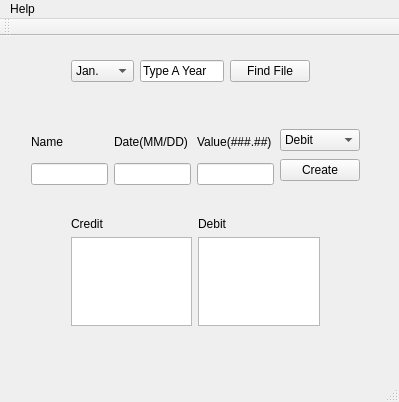
First picture: the form in mainwindow.ui, repository JesseGallardo/Cash_Money_Qt, before the edit.
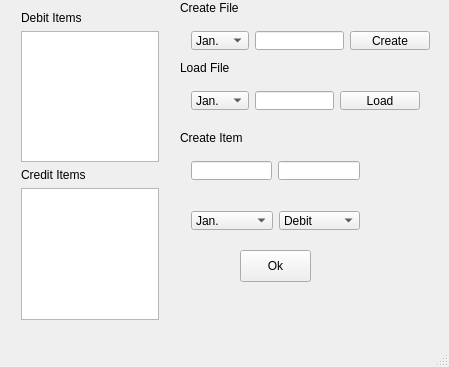
Second picture: the form after the edit.

Commit message: Created what hopefully be the final UI change.

```diff
--- a/mainwindow.ui
+++ b/mainwindow.ui
@@ -6,8 +6,8 @@
    <rect>
     <x>0</x>
     <y>0</y>
-    <width>399</width>
-    <height>402</height>
+    <width>449</width>
+    <height>367</height>
    </rect>
   </property>
   <property name="cursor">
@@ -17,236 +17,380 @@
    <string>MainWindow</string>
   </property>
   <widget class="QWidget" name="MainWidget">
+   <widget class="QWidget" name="verticalLayoutWidget_3">
+    <property name="geometry">
+     <rect>
+      <x>10</x>
+      <y>0</y>
+      <width>160</width>
+      <height>331</height>
+     </rect>
+    </property>
+    <layout class="QVBoxLayout" name="DebitCreditLayout">
+     <item>
+      <layout class="QVBoxLayout" name="DebitItemsLayout">
+       <item>
+        <widget class="QLabel" name="DebitLabel">
+         <property name="text">
+          <string>Debit Items</string>
+         </property>
+        </widget>
+       </item>
+       <item>
+        <widget class="QListWidget" name="DebitList"/>
+       </item>
+      </layout>
+     </item>
+     <item>
+      <layout class="QVBoxLayout" name="CreditItemsLayout">
+       <item>
+        <widget class="QLabel" name="CreditLabel">
+         <property name="text">
+          <string>Credit Items</string>
+         </property>
+        </widget>
+       </item>
+       <item>
+        <widget class="QListWidget" name="CreditList"/>
+       </item>
+      </layout>
+     </item>
+    </layout>
+   </widget>
+   <widget class="QLabel" name="CreateLabel">
+    <property name="geometry">
+     <rect>
+      <x>180</x>
+      <y>0</y>
+      <width>71</width>
+      <height>16</height>
+     </rect>
+    </property>
+    <property name="text">
+     <string>Create File</string>
+    </property>
+   </widget>
+   <widget class="QLabel" name="LoadLabel">
+    <property name="geometry">
+     <rect>
+      <x>180</x>
+      <y>60</y>
+      <width>60</width>
+      <height>16</height>
+     </rect>
+    </property>
+    <property name="text">
+     <string>Load File</string>
+    </property>
+   </widget>
    <widget class="QWidget" name="horizontalLayoutWidget">
     <property name="geometry">
      <rect>
-      <x>60</x>
-      <y>10</y>
-      <width>261</width>
-      <height>51</height>
-     </rect>
-    </property>
-    <layout class="QHBoxLayout" name="FileLoader">
-     <item>
-      <widget class="QComboBox" name="existingmonth">
-       <item>
-        <property name="text">
-         <string>Jan.</string>
-        </property>
-       </item>
-       <item>
-        <property name="text">
-         <string>Feb.</string>
-        </property>
-       </item>
-       <item>
-        <property name="text">
-         <string>March</string>
-        </property>
-       </item>
-       <item>
-        <property name="text">
-         <string>April</string>
-        </property>
-       </item>
-       <item>
-        <property name="text">
-         <string>June</string>
-        </property>
-       </item>
-       <item>
-        <property name="text">
-         <string>July</string>
-        </property>
-       </item>
-       <item>
-        <property name="text">
-         <string>Aug.</string>
-        </property>
-       </item>
-       <item>
-        <property name="text">
-         <string>Sept.</string>
-        </property>
-       </item>
-       <item>
-        <property name="text">
-         <string>Oct.</string>
-        </property>
-       </item>
-       <item>
-        <property name="text">
-         <string>Nov.</string>
-        </property>
-       </item>
-       <item>
-        <property name="text">
-         <string>Dec.</string>
-        </property>
-       </item>
-      </widget>
-     </item>
-     <item>
-      <widget class="QLineEdit" name="lineEdit">
-       <property name="text">
-        <string>Type A Year</string>
-       </property>
-      </widget>
-     </item>
-     <item>
-      <widget class="QPushButton" name="existingok">
-       <property name="text">
-        <string>Find File</string>
-       </property>
-      </widget>
-     </item>
-    </layout>
-   </widget>
-   <widget class="QWidget" name="horizontalLayoutWidget_2">
-    <property name="geometry">
-     <rect>
-      <x>20</x>
+      <x>180</x>
       <y>80</y>
-      <width>351</width>
-      <height>80</height>
+      <width>251</width>
+      <height>41</height>
      </rect>
     </property>
-    <layout class="QHBoxLayout" name="NewData">
+    <layout class="QHBoxLayout" name="LoadFileLayout">
      <item>
-      <layout class="QVBoxLayout" name="NewameLayout">
+      <widget class="QComboBox" name="LoadMonth">
        <item>
-        <widget class="QLabel" name="NewNameLabel">
-         <property name="text">
-          <string>Name</string>
-         </property>
-        </widget>
+        <property name="text">
+         <string>Jan.</string>
+        </property>
        </item>
        <item>
-        <widget class="QLineEdit" name="NewNameInput"/>
+        <property name="text">
+         <string>Feb.</string>
+        </property>
        </item>
-      </layout>
-     </item>
-     <item>
-      <layout class="QVBoxLayout" name="DateInputLayout">
        <item>
-        <widget class="QLabel" name="NewDateLabel">
-         <property name="text">
-          <string>Date(MM/DD)</string>
-         </property>
-        </widget>
+        <property name="text">
+         <string>Mar.</string>
+        </property>
        </item>
        <item>
-        <widget class="QLineEdit" name="NewDateInput"/>
+        <property name="text">
+         <string>April</string>
+        </property>
        </item>
-      </layout>
-     </item>
-     <item>
-      <layout class="QVBoxLayout" name="ValueInputLayout">
        <item>
-        <widget class="QLabel" name="NewValueLabel">
-         <property name="text">
-          <string>Value(###.##)</string>
-         </property>
-        </widget>
+        <property name="text">
+         <string>May</string>
+        </property>
        </item>
        <item>
-        <widget class="QLineEdit" name="NewValueInput"/>
+        <property name="text">
+         <string>June</string>
+        </property>
        </item>
-      </layout>
+       <item>
+        <property name="text">
+         <string>July</string>
+        </property>
+       </item>
+       <item>
+        <property name="text">
+         <string>Aug.</string>
+        </property>
+       </item>
+       <item>
+        <property name="text">
+         <string>Sept.</string>
+        </property>
+       </item>
+       <item>
+        <property name="text">
+         <string>Oct.</string>
+        </property>
+       </item>
+       <item>
+        <property name="text">
+         <string>Nov.</string>
+        </property>
+       </item>
+       <item>
+        <property name="text">
+         <string>Dec.</string>
+        </property>
+       </item>
+      </widget>
      </item>
      <item>
-      <layout class="QVBoxLayout" name="verticalLayout">
+      <widget class="QLineEdit" name="LoadYear"/>
+     </item>
+     <item>
+      <widget class="QPushButton" name="LoadButton">
+       <property name="text">
+        <string>Load</string>
+       </property>
+      </widget>
+     </item>
+    </layout>
+   </widget>
+   <widget class="QWidget" name="horizontalLayoutWidget_2">
+    <property name="geometry">
+     <rect>
+      <x>180</x>
+      <y>20</y>
+      <width>261</width>
+      <height>41</height>
+     </rect>
+    </property>
+    <layout class="QHBoxLayout" name="CreateLayout">
+     <item>
+      <widget class="QComboBox" name="CreateMonth">
        <item>
-        <widget class="QComboBox" name="comboBox">
-         <item>
-          <property name="text">
-           <string>Debit</string>
-          </property>
-         </item>
-         <item>
-          <property name="text">
-           <string>Credit</string>
-          </property>
-         </item>
-        </widget>
+        <property name="text">
+         <string>Jan.</string>
+        </property>
        </item>
        <item>
-        <widget class="QPushButton" name="pushButton">
-         <property name="text">
-          <string>Create</string>
-         </property>
-        </widget>
+        <property name="text">
+         <string>Feb.</string>
+        </property>
        </item>
-      </layout>
+       <item>
+        <property name="text">
+         <string>Mar.</string>
+        </property>
+       </item>
+       <item>
+        <property name="text">
+         <string>April</string>
+        </property>
+       </item>
+       <item>
+        <property name="text">
+         <string>May</string>
+        </property>
+       </item>
+       <item>
+        <property name="text">
+         <string>June</string>
+        </property>
+       </item>
+       <item>
+        <property name="text">
+         <string>July</string>
+        </property>
+       </item>
+       <item>
+        <property name="text">
+         <string>Aug.</string>
+        </property>
+       </item>
+       <item>
+        <property name="text">
+         <string>Sept.</string>
+        </property>
+       </item>
+       <item>
+        <property name="text">
+         <string>Oct.</string>
+        </property>
+       </item>
+       <item>
+        <property name="text">
+         <string>Nov.</string>
+        </property>
+       </item>
+       <item>
+        <property name="text">
+         <string>Dec.</string>
+        </property>
+       </item>
+      </widget>
      </item>
+     <item>
+      <widget class="QLineEdit" name="CreateYear"/>
+     </item>
+     <item>
+      <widget class="QPushButton" name="CreateButton">
+       <property name="text">
+        <string>Create</string>
+       </property>
+      </widget>
+     </item>
     </layout>
    </widget>
+   <widget class="QLabel" name="label">
+    <property name="geometry">
+     <rect>
+      <x>180</x>
+      <y>130</y>
+      <width>71</width>
+      <height>16</height>
+     </rect>
+    </property>
+    <property name="text">
+     <string>Create Item</string>
+    </property>
+   </widget>
+   <widget class="QPushButton" name="pushButton">
+    <property name="geometry">
+     <rect>
+      <x>240</x>
+      <y>250</y>
+      <width>71</width>
+      <height>32</height>
+     </rect>
+    </property>
+    <property name="text">
+     <string>Ok</string>
+    </property>
+   </widget>
    <widget class="QWidget" name="horizontalLayoutWidget_3">
     <property name="geometry">
      <rect>
-      <x>60</x>
-      <y>170</y>
-      <width>271</width>
-      <height>131</height>
+      <x>180</x>
+      <y>150</y>
+      <width>191</width>
+      <height>41</height>
      </rect>
     </property>
     <layout class="QHBoxLayout" name="CDDisplay">
      <item>
-      <layout class="QVBoxLayout" name="CreditLayout">
+      <widget class="QLineEdit" name="NewName"/>
+     </item>
+     <item>
+      <widget class="QLineEdit" name="NewValue"/>
+     </item>
+    </layout>
+   </widget>
+   <widget class="QWidget" name="horizontalLayoutWidget_4">
+    <property name="geometry">
+     <rect>
+      <x>180</x>
+      <y>200</y>
+      <width>191</width>
+      <height>41</height>
+     </rect>
+    </property>
+    <layout class="QHBoxLayout" name="CreateComboLayout">
+     <item>
+      <widget class="QComboBox" name="NewMonth">
        <item>
-        <widget class="QLabel" name="CreditLabel">
-         <property name="text">
-          <string>Credit</string>
-         </property>
-        </widget>
+        <property name="text">
+         <string>Jan.</string>
+        </property>
        </item>
        <item>
-        <widget class="QListWidget" name="CreditList"/>
+        <property name="text">
+         <string>Feb.</string>
+        </property>
        </item>
-      </layout>
+       <item>
+        <property name="text">
+         <string>Mar.</string>
+        </property>
+       </item>
+       <item>
+        <property name="text">
+         <string>Apr.</string>
+        </property>
+       </item>
+       <item>
+        <property name="text">
+         <string>May</string>
+        </property>
+       </item>
+       <item>
+        <property name="text">
+         <string>June</string>
+        </property>
+       </item>
+       <item>
+        <property name="text">
+         <string>July</string>
+        </property>
+       </item>
+       <item>
+        <property name="text">
+         <string>Aug.</string>
+        </property>
+       </item>
+       <item>
+        <property name="text">
+         <string>Sept.</string>
+        </property>
+       </item>
+       <item>
+        <property name="text">
+         <string>Oct.</string>
+        </property>
+       </item>
+       <item>
+        <property name="text">
+         <string>Nov.</string>
+        </property>
+       </item>
+       <item>
+        <property name="text">
+         <string>Dec.</string>
+        </property>
+       </item>
+      </widget>
      </item>
      <item>
-      <layout class="QVBoxLayout" name="DebitLayout">
+      <widget class="QComboBox" name="NewType">
        <item>
-        <widget class="QLabel" name="DebitLabel">
-         <property name="text">
-          <string>Debit</string>
-         </property>
-        </widget>
+        <property name="text">
+         <string>Debit</string>
+        </property>
        </item>
        <item>
-        <widget class="QListWidget" name="DebitList"/>
+        <property name="text">
+         <string>Credit</string>
+        </property>
        </item>
-      </layout>
+      </widget>
      </item>
     </layout>
    </widget>
   </widget>
   <widget class="QStatusBar" name="statusBar"/>
-  <widget class="QMenuBar" name="menuBar">
-   <property name="geometry">
-    <rect>
-     <x>0</x>
-     <y>0</y>
-     <width>399</width>
-     <height>22</height>
-    </rect>
-   </property>
-   <widget class="QMenu" name="menuHelp">
-    <property name="title">
-     <string>Help</string>
-    </property>
-   </widget>
-   <addaction name="menuHelp"/>
-  </widget>
-  <widget class="QToolBar" name="mainToolBar">
-   <attribute name="toolBarArea">
-    <enum>TopToolBarArea</enum>
-   </attribute>
-   <attribute name="toolBarBreak">
-    <bool>false</bool>
-   </attribute>
-  </widget>
  </widget>
  <layoutdefault spacing="6" margin="11"/>
  <resources/>
```
Left out of the diff: 5 changed lines with no effect on the pictures. The commit also changes 2 other files.
